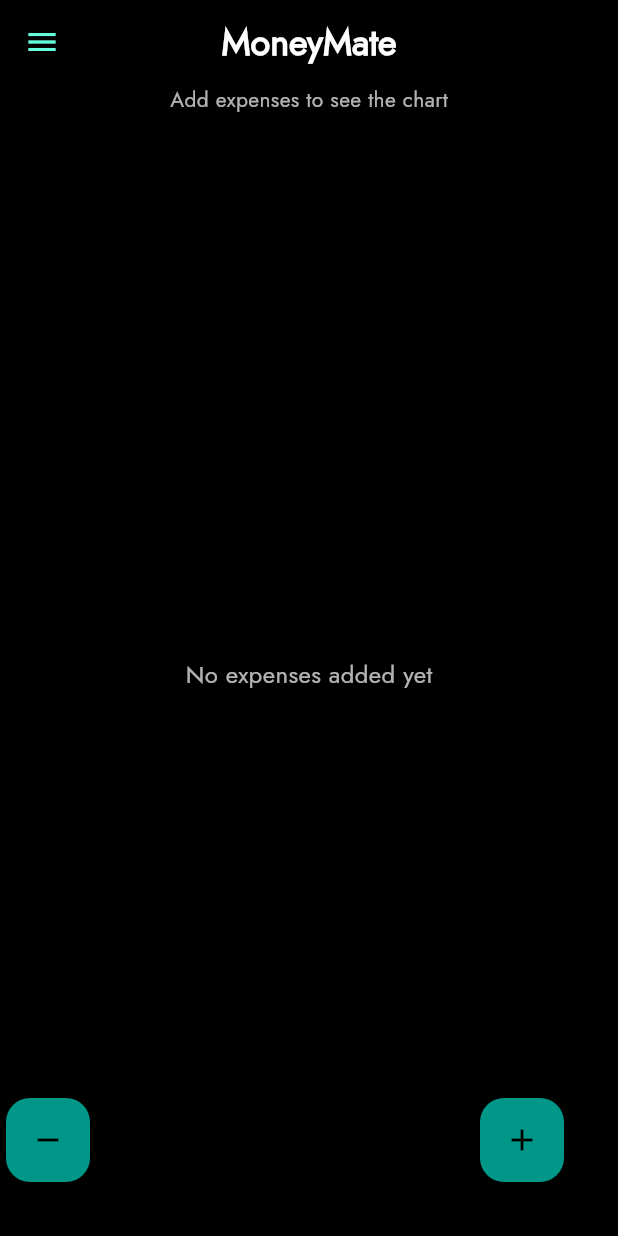
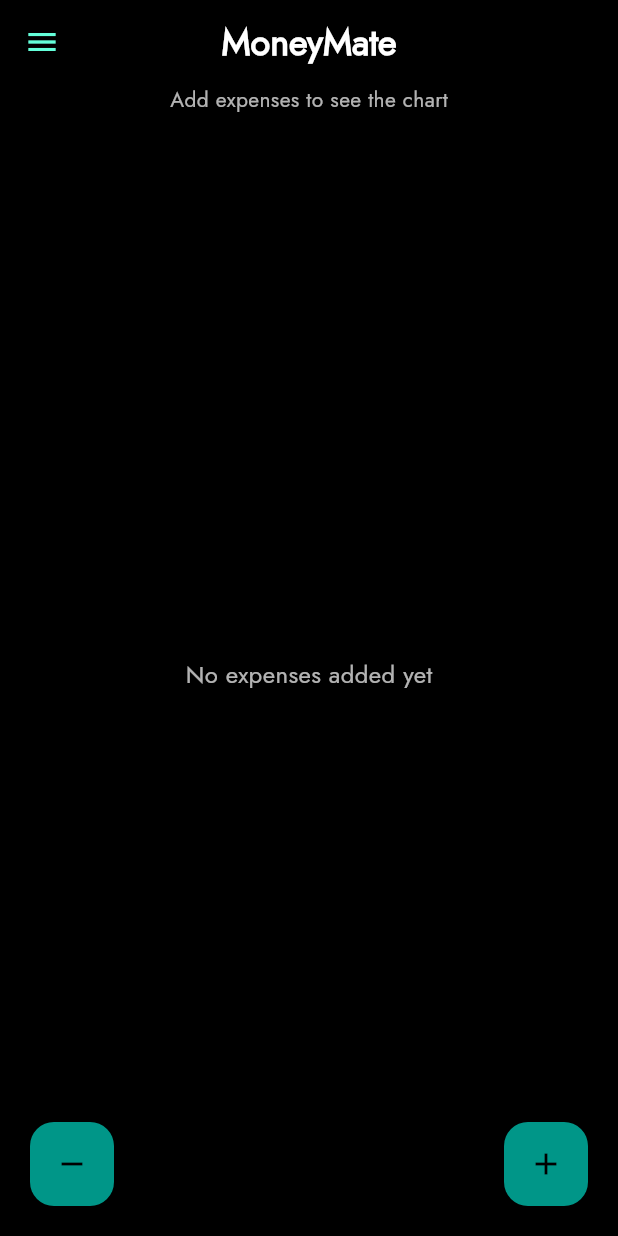
Before and after one commit to antonysajant/expense-tracker, a Flutter app: the screen it shows after launch, on a phone screen of 412 x 824 dp. Run offline on Flutter 3.47's test engine with Material 3 defaults, Android fonts, the phone set to English and light mode, and no system bars; our stand-ins replace fl_chart, hive_flutter; accounts and stored records are empty.

Commit message:
button placements

```diff
--- a/lib/main.dart
+++ b/lib/main.dart
@@ -119,6 +119,9 @@ class _HomeScreenState extends State<HomeScreen> {
   final int _visibleBars = 5;
   bool _isDeleteMode = false;
 
+  // Calculate horizontal margin for buttons
+  final double _buttonHorizontalMargin = 20.0;
+
   Map<String, List<Expense>> get _groupedExpenses {
     final Map<String, List<Expense>> grouped = {};
     final expenses = expensesBox.values.toList();
@@ -148,7 +151,6 @@ class _HomeScreenState extends State<HomeScreen> {
       ..sort((e1, e2) => DateFormat.MMMd()
           .parse(e1.key)
           .compareTo(DateFormat.MMMd().parse(e2.key))));
-
     return sortedDailyTotals;
   }
 
@@ -166,7 +168,6 @@ class _HomeScreenState extends State<HomeScreen> {
     final dates = dailyData.keys.toList();
     final amounts = dailyData.values.toList();
     final maxAmount = amounts.reduce((a, b) => a > b ? a : b);
-
     int adjustedStartIndex = dates.length - _visibleBars - _barChartStartIndex;
     if (adjustedStartIndex < 0) {
       adjustedStartIndex = 0;
@@ -176,7 +177,6 @@ class _HomeScreenState extends State<HomeScreen> {
         (adjustedStartIndex + _visibleBars).clamp(0, dates.length));
     final visibleAmounts = amounts.sublist(adjustedStartIndex,
         (adjustedStartIndex + _visibleBars).clamp(0, amounts.length));
-
     return ConstrainedBox(
       constraints: const BoxConstraints(maxHeight: 280),
       child: Column(
@@ -190,7 +190,8 @@ class _HomeScreenState extends State<HomeScreen> {
                 IconButton(
                   icon: const Icon(Icons.arrow_left, color: Colors.tealAccent),
                   onPressed: adjustedStartIndex > 0
-                      ? () => setState(() => _barChartStartIndex += _visibleBars)
+                      ? () =>
+                          setState(() => _barChartStartIndex += _visibleBars)
                       : null,
                 ),
                 const Text(
@@ -205,7 +206,8 @@ class _HomeScreenState extends State<HomeScreen> {
                 IconButton(
                   icon: const Icon(Icons.arrow_right, color: Colors.tealAccent),
                   onPressed: adjustedStartIndex + _visibleBars < dates.length
-                      ? () => setState(() => _barChartStartIndex -= _visibleBars)
+                      ? () =>
+                          setState(() => _barChartStartIndex -= _visibleBars)
                       : null,
                 ),
               ],
@@ -351,7 +353,6 @@ class _HomeScreenState extends State<HomeScreen> {
     _amountController.clear();
     _selectedDate = DateTime.now();
     _errorText = null;
-
     showDialog(
       context: context,
       builder: (context) {
@@ -376,8 +377,8 @@ class _HomeScreenState extends State<HomeScreen> {
                       controller: _nameController,
                       decoration: const InputDecoration(
                         labelText: "Expense Name",
-                        labelStyle:
-                            TextStyle(color: Colors.white70, fontFamily: 'Jost'),
+                        labelStyle: TextStyle(
+                            color: Colors.white70, fontFamily: 'Jost'),
                         enabledBorder: OutlineInputBorder(
                           borderSide: BorderSide(color: Colors.tealAccent),
                         ),
@@ -501,7 +502,8 @@ class _HomeScreenState extends State<HomeScreen> {
                   onPressed: () {
                     if (_amountController.text.isEmpty ||
                         double.tryParse(_amountController.text) == null) {
-                      setState(() => _errorText = "Please enter a valid number");
+                      setState(
+                          () => _errorText = "Please enter a valid number");
                       return;
                     }
 
@@ -510,7 +512,6 @@ class _HomeScreenState extends State<HomeScreen> {
                       amount: double.parse(_amountController.text),
                       date: _selectedDate,
                     );
-
                     Navigator.of(context).pop();
                     _addExpense(newExpense);
                   },
@@ -719,11 +720,13 @@ class _HomeScreenState extends State<HomeScreen> {
           ),
         ],
       ),
-      floatingActionButton: Stack(
+      floatingActionButton: Padding(
+        padding: const EdgeInsets.only(bottom: 20.0),
+        child: Row(
+          mainAxisAlignment: MainAxisAlignment.spaceBetween,
           children: [
-          Positioned(
-            left: 20,
-            bottom: 20,
+            Padding(
+              padding: EdgeInsets.only(left: _buttonHorizontalMargin),
               child: FloatingActionButton(
                 heroTag: 'delete',
                 onPressed: _toggleDeleteMode,
@@ -734,9 +737,8 @@ class _HomeScreenState extends State<HomeScreen> {
                 ),
               ),
             ),
-          Positioned(
-            right: 20,
-            bottom: 20,
+            Padding(
+              padding: EdgeInsets.only(right: _buttonHorizontalMargin),
               child: FloatingActionButton(
                 heroTag: 'add',
                 onPressed: _showAddExpenseDialog,
@@ -746,6 +748,8 @@ class _HomeScreenState extends State<HomeScreen> {
             ),
           ],
         ),
+      ),
+      floatingActionButtonLocation: FloatingActionButtonLocation.centerDocked,
     );
   }
 }
@@ -787,13 +791,11 @@ class SettingsPage extends StatelessWidget {
 class SetLimitPage extends StatefulWidget {
   final int currentLimit;
   final ValueChanged<int>? onLimitChanged;
-
   const SetLimitPage({
     super.key,
     required this.currentLimit,
     required this.onLimitChanged,
   });
-
   @override
   State<SetLimitPage> createState() => _SetLimitPageState();
 }
@@ -801,12 +803,10 @@ class SetLimitPage extends StatefulWidget {
 class _SetLimitPageState extends State<SetLimitPage> {
   final TextEditingController _limitController = TextEditingController();
   String? _errorText;
-
   @override
   void initState() {
     super.initState();
-    _limitController.text =
-        widget.currentLimit.toString();
+    _limitController.text = widget.currentLimit.toString();
   }
 
   @override
```
Lines whose indentation alone changed are shown as unchanged.
